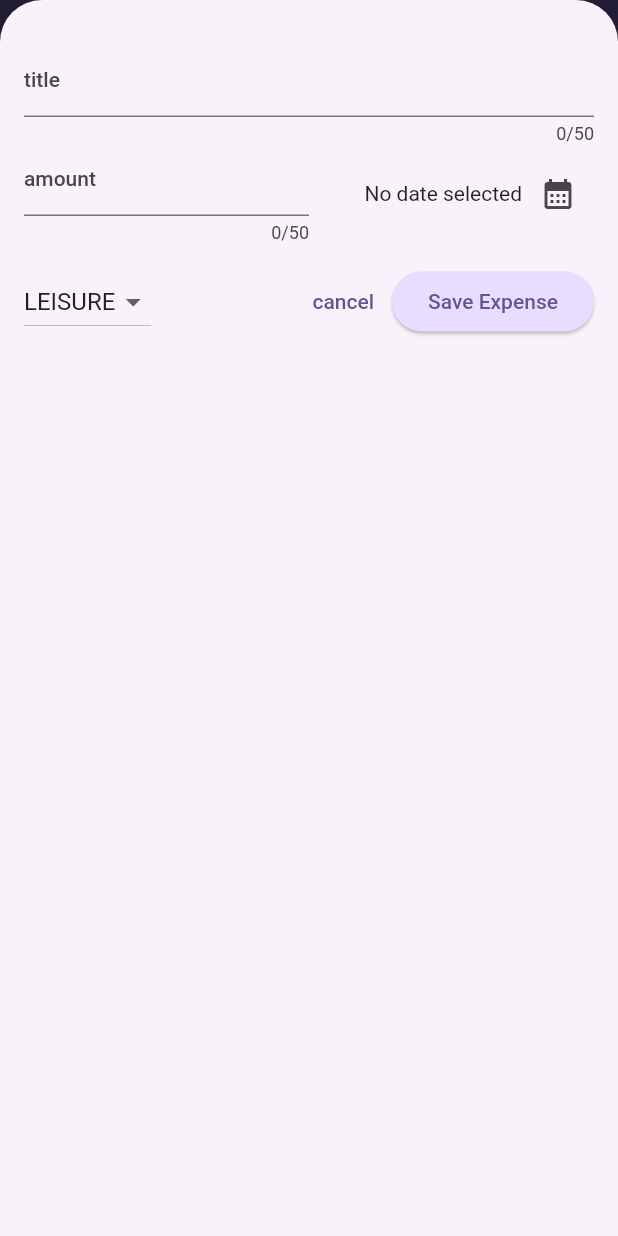
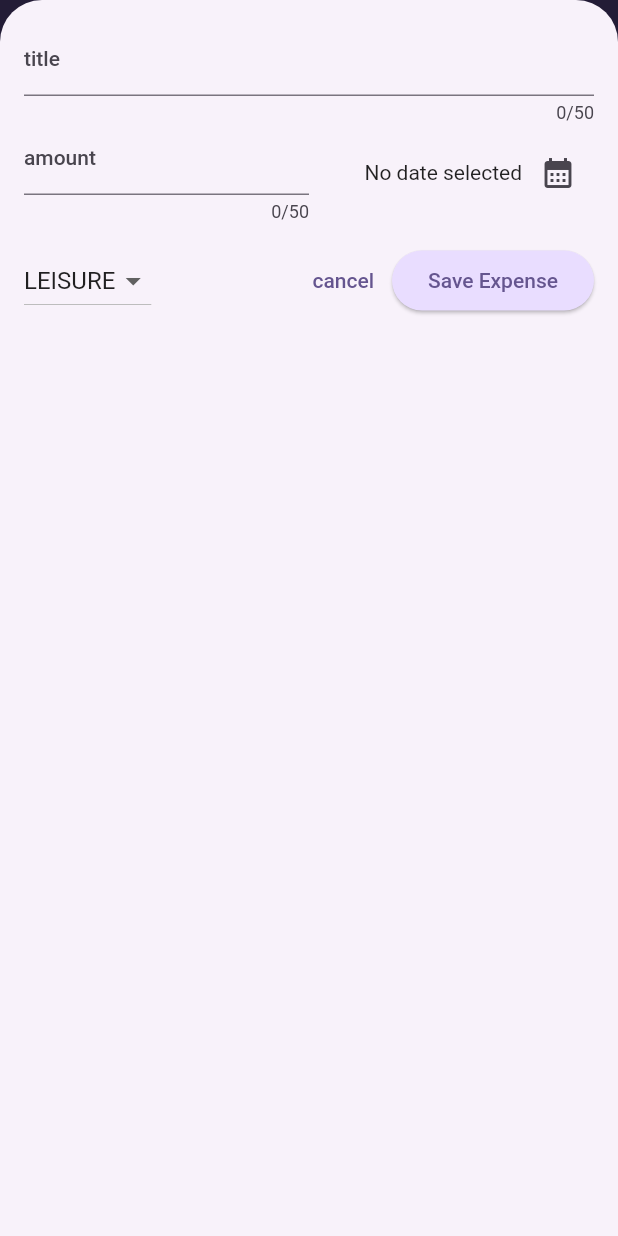
Before and after one commit to aliyeganehfard/expense_tracker, a Flutter app: the screen it shows after launch, after a tap on the "add" icon, on a phone screen of 412 x 824 dp. Run offline on Flutter 3.47's test engine with Material 2 defaults, Android fonts, the phone set to English and light mode, and no system bars; missing offline and left inert: dart:ffi.

Commit message:
fix some bugs

```diff
--- a/lib/main.dart
+++ b/lib/main.dart
@@ -1,5 +1,6 @@
 import 'package:expense_tracker/widgets/expenses.dart';
 import 'package:flutter/material.dart';
+import 'package:flutter/services.dart';
 
 var kColorScheme = ColorScheme.fromSeed(
   seedColor: const Color.fromARGB(255, 96, 59, 181),
@@ -11,6 +12,12 @@ var kDarkColorScheme = ColorScheme.fromSeed(
 );
 
 void main() {
+  WidgetsFlutterBinding.ensureInitialized();
+  SystemChrome.setPreferredOrientations([
+    DeviceOrientation.portraitUp,
+    DeviceOrientation.landscapeLeft,
+    DeviceOrientation.landscapeRight
+  ]).then((fun) {
     runApp(
       MaterialApp(
         darkTheme: ThemeData.dark().copyWith(
@@ -61,4 +68,5 @@ void main() {
         home: const Expenses(),
       ),
     );
+  });
 }
--- a/lib/widgets/expenses.dart
+++ b/lib/widgets/expenses.dart
@@ -30,6 +30,7 @@ class _ExpensesState extends State<Expenses> {
 
   void _openAddExpenseOverlay() {
     showModalBottomSheet(
+      useSafeArea: true,
       isScrollControlled: true,
       context: context,
       builder: (ctx) => NewExpense(onAddExpense: _addExpense),
@@ -66,6 +67,7 @@ class _ExpensesState extends State<Expenses> {
 
   @override
   Widget build(BuildContext context) {
+    final width = MediaQuery.of(context).size.width;
     Widget mainContent = const Center(
       child: Text('No expenses found. Start adding some!'),
     );
@@ -86,14 +88,21 @@ class _ExpensesState extends State<Expenses> {
           ),
         ],
       ),
-      body: Column(
-        children: [
-          Chart(expenses: _registeredExpenses),
-          Expanded(
-            child: mainContent,
-          ),
-        ],
-      ),
+      body: width < 600
+          ? Column(children: [
+              Chart(expenses: _registeredExpenses),
+              Expanded(
+                child: mainContent,
+              ),
+            ])
+          : Row(children: [
+              Expanded(
+                child: Chart(expenses: _registeredExpenses),
+              ),
+              Expanded(
+                child: mainContent,
+              ),
+            ]),
     );
   }
 }
--- a/lib/widgets/new_expense.dart
+++ b/lib/widgets/new_expense.dart
@@ -79,8 +79,13 @@ class _NewExpenseState extends State<NewExpense> {
 
   @override
   Widget build(BuildContext context) {
-    return Padding(
-      padding: const EdgeInsets.fromLTRB(16,30,16,16),
+    final keyboardSpace = MediaQuery.of(context).viewInsets.bottom;
+    return SizedBox(
+      height: double.infinity,
+      width: double.infinity,
+      child: SingleChildScrollView(
+        child: Padding(
+          padding: EdgeInsets.fromLTRB(16, 16, 16, keyboardSpace + 16),
           child: Column(
             children: [
               TextField(
@@ -157,6 +162,8 @@ class _NewExpenseState extends State<NewExpense> {
               ),
             ],
           ),
+        ),
+      ),
     );
   }
 }
```
Lines whose indentation alone changed are shown as unchanged.
